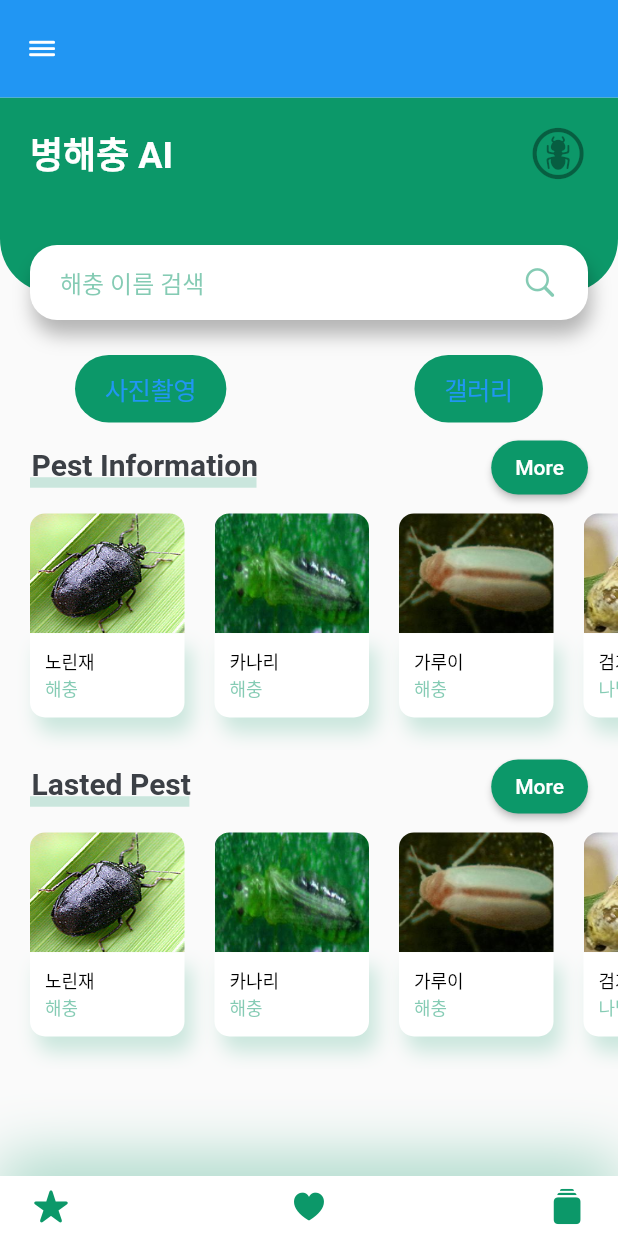
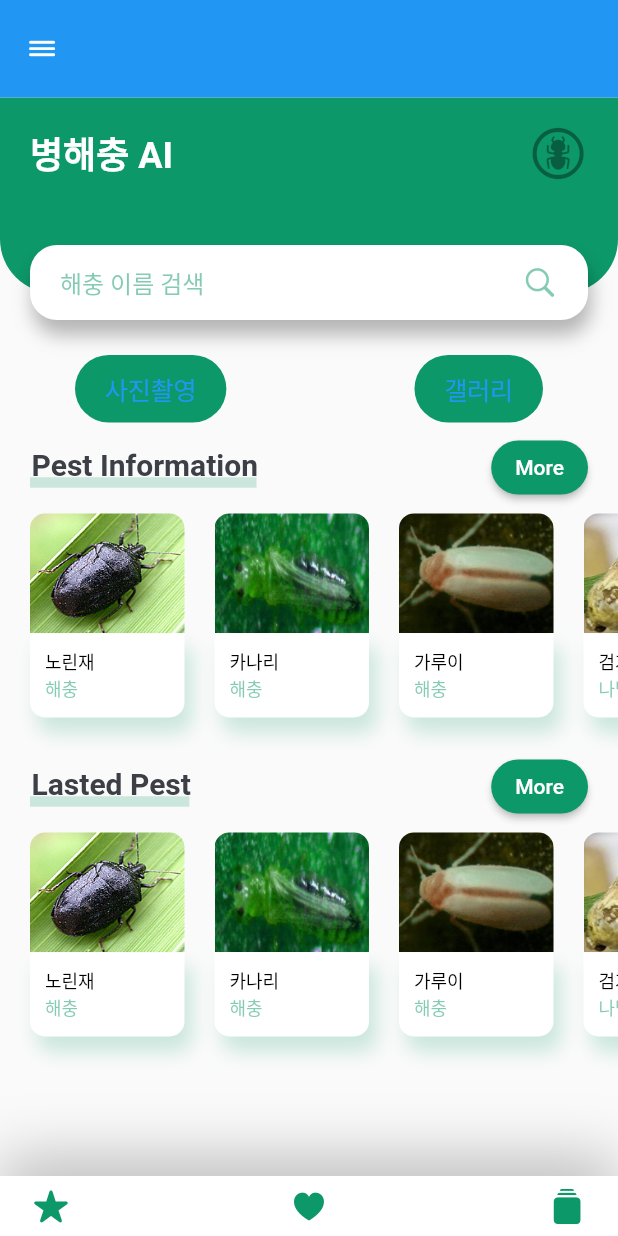
Before and after one commit to dnrgus1127/tflite_flutter, a Flutter app: the screen it shows after launch, on a phone screen of 412 x 824 dp. Run offline on Flutter 3.47's test engine with Material 2 defaults, Android fonts, the phone set to English and light mode, and no system bars; our stand-ins replace camera, image_cropper, image_picker; missing offline and left inert: tflite.

Commit message:
Bottom Nav 그림자 수정

```diff
--- a/lib/MyBottomNavBar.dart
+++ b/lib/MyBottomNavBar.dart
@@ -24,7 +24,7 @@ class MyBottonNavBar extends StatelessWidget {
           BoxShadow(
             offset: Offset(0, -10),
             blurRadius: 35,
-            color: kPrimaryColor.withOpacity(0.38),
+            color: Colors.black.withOpacity(0.28),
           )
         ],
       ),
```
